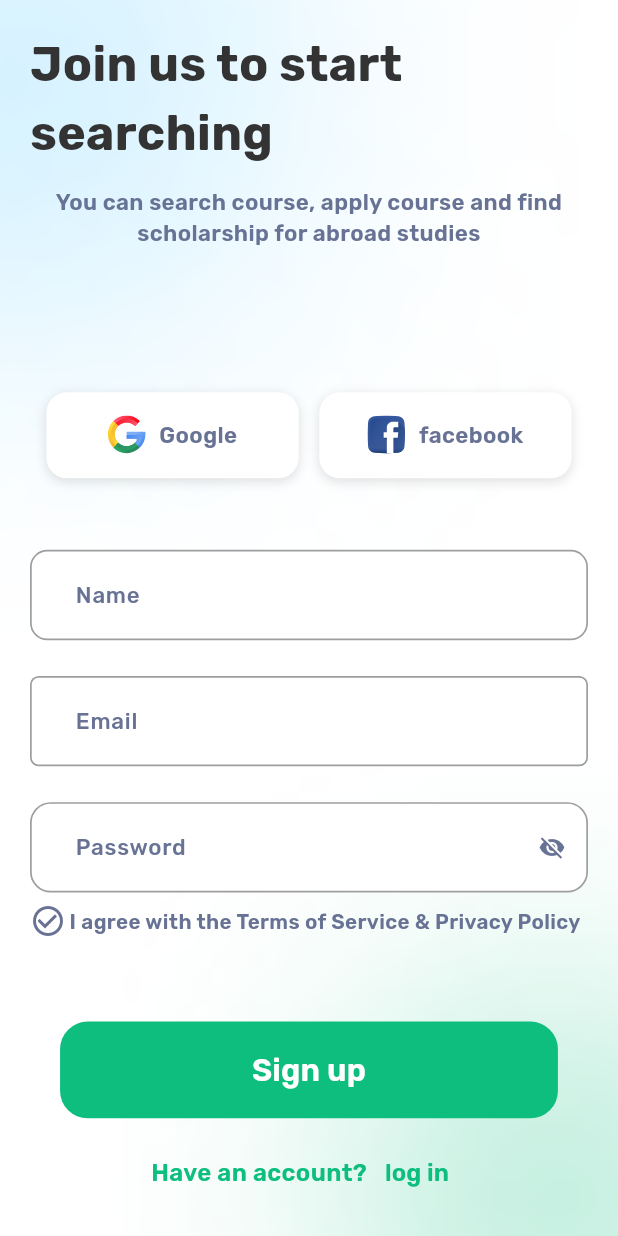
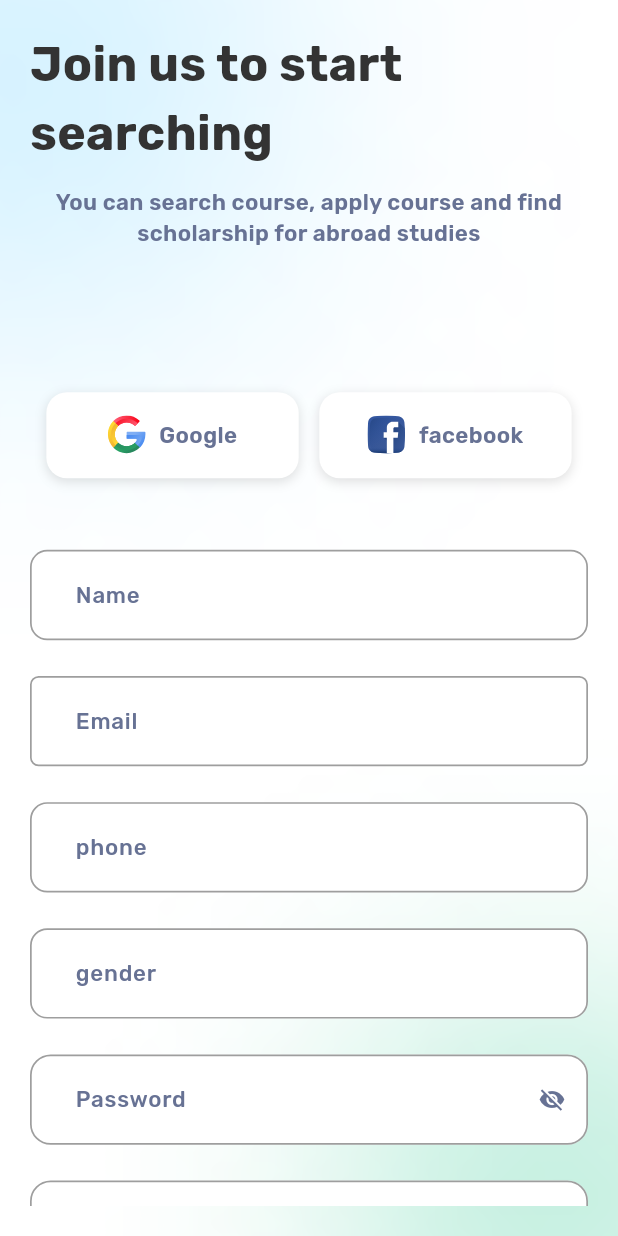
Before and after one commit to nadiakhaled1411999/Doctor-Hunt, a Flutter app: the SignUpScreen screen opened by its route, on a phone screen of 412 x 824 dp. Run offline on Flutter 3.47's test engine with Material 3 defaults, Android fonts, the phone set to English and light mode, and no system bars; our stand-ins replace flutter_screenutil, flutter_svg.

Commit message:
Done_ui_signup

```diff
--- a/lib/core/constants/app_strings.dart
+++ b/lib/core/constants/app_strings.dart
@@ -65,5 +65,13 @@ static const String emailHint= 'Email';
  static const String passwordHint = 'Password';
 
 
+static const String phoneHint= 'phone';
+ static const String genderHint = 'gender';
+  static const String phoneValidationMessage = 'Please enter your phone';
+   static const String genderValidationMessage = 'Please enter your gender';
+static const String passwordConfirmationHint= 'password_confirmation';
+ static const String  passwordConfirmationValidation= 'Please enter  passwordConfirmation';
+
+
 
 }
--- a/lib/features/auth/presentation/widgets/signup_widgets/signup_text_form_filed.dart
+++ b/lib/features/auth/presentation/widgets/signup_widgets/signup_text_form_filed.dart
@@ -7,11 +7,16 @@ class SignupTextFormFiled extends StatelessWidget {
   SignupTextFormFiled({super.key});
   final TextEditingController nameController = TextEditingController();
   final TextEditingController emailController = TextEditingController();
+   final TextEditingController phoneController = TextEditingController();
+    final TextEditingController genderController = TextEditingController();
   final TextEditingController passwordController = TextEditingController();
+  final TextEditingController  passwordConfirmation= TextEditingController();
+
 
   @override
   Widget build(BuildContext context) {
-    return Column(
+    return SingleChildScrollView(
+      child: Column(
         children: [
           SizedBox(
             width: 400.w,
@@ -28,6 +33,7 @@ class SignupTextFormFiled extends StatelessWidget {
             ),
           ),
           verticalSpace(20),
+
           SizedBox(
               width: 400.w,
               child: AppTextFormField(
@@ -45,6 +51,36 @@ class SignupTextFormFiled extends StatelessWidget {
            SizedBox(
             width: 400.w,
             child: AppTextFormField(
+              hintText:AppStrings.phoneHint ,
+              radius: 10,
+              controller: phoneController,
+              validator: (value) {
+                if (value!.isEmpty) {
+                  return AppStrings.phoneValidationMessage ;
+                }
+                return null;
+              },
+            ),
+          ),
+          verticalSpace(20),
+           SizedBox(
+            width: 400.w,
+            child: AppTextFormField(
+              hintText:AppStrings.genderHint ,
+              radius: 10,
+              controller: genderController,
+              validator: (value) {
+                if (value!.isEmpty) {
+                  return AppStrings.genderValidationMessage ;
+                }
+                return null;
+              },
+            ),
+          ),
+          verticalSpace(20),
+          SizedBox(
+              width: 400.w,
+              child: AppTextFormField(
                 hintText: AppStrings.passwordHint,
                 radius: 12,
                 controller: passwordController,
@@ -58,7 +94,25 @@ class SignupTextFormFiled extends StatelessWidget {
                   Icons.visibility_off,
                 ),
               )),
+              verticalSpace(20),
+               SizedBox(
+              width: 400.w,
+              child: AppTextFormField(
+                hintText: AppStrings.passwordConfirmationHint,
+                radius: 12,
+                controller: passwordConfirmation,
+                validator: (value) {
+                  if (value!.isEmpty) {
+                    return AppStrings.passwordConfirmationValidation;
+                  }
+                  return null;
+                },
+                suffixIcon: Icon(
+                  Icons.visibility_off,
+                ),
+              )),
         ],
+      ),
     );
   }
 }
```
Lines whose indentation alone changed are shown as unchanged.
